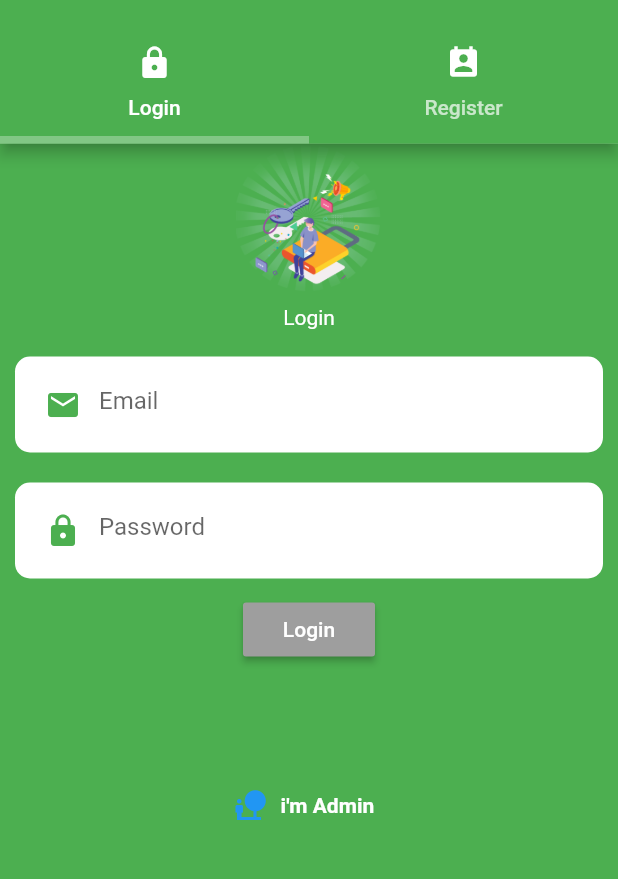
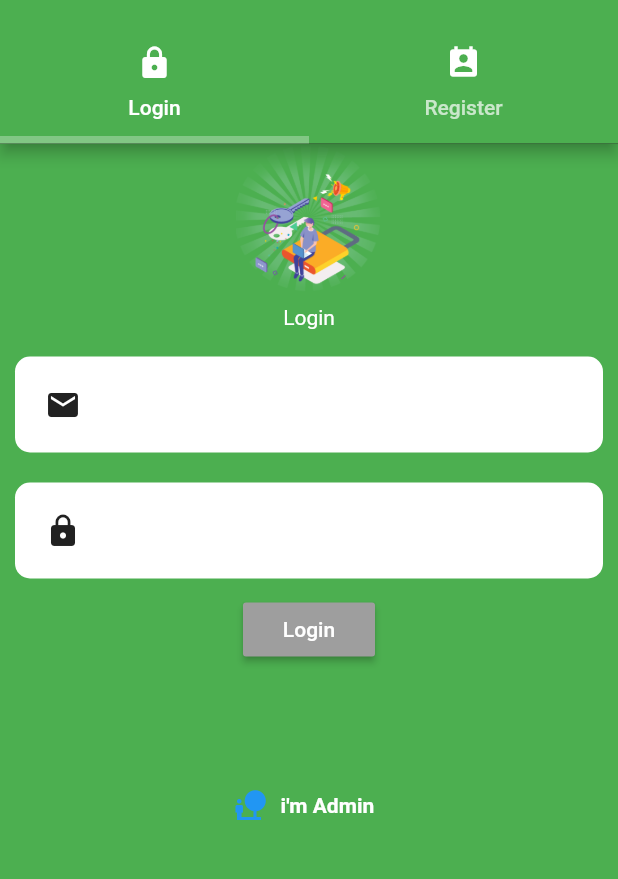
Before and after one commit to Ekmadish/MallX-courses_project-, a Flutter app: the screen it shows after launch, on a phone screen of 412 x 824 dp, the part 56-935 px from its top. Run offline on Flutter 3.47's test engine with Material 2 defaults, Android fonts, the phone set to English and light mode, and no system bars; our stand-ins replace cloud_firestore, firebase_auth, firebase_storage, fluttertoast, image_picker and 1 more; missing offline and left inert: dart:ffi; accounts and stored records are empty.

Commit message:
added dark switcher

```diff
--- a/lib/Store/Search.dart
+++ b/lib/Store/Search.dart
@@ -91,7 +91,7 @@ class _SearchProductState extends State<SearchProduct> {
   Future startSearching(String query) async {
     docList = Firestore.instance
         .collection("items")
-        .where("shortinfo", isGreaterThanOrEqualTo: query)
+        .where("shortinfo", isGreaterThanOrEqualTo: query.trim())
         .getDocuments();
   }
 }
--- /dev/null
+++ b/lib/Widgets/theme.dart
@@ -0,0 +1,55 @@
+import 'package:flutter/material.dart';
+import 'package:shared_preferences/shared_preferences.dart';
+
+ThemeData light = ThemeData(
+  brightness: Brightness.light,
+  primarySwatch: Colors.indigo,
+  accentColor: Colors.pink,
+  scaffoldBackgroundColor: Colors.white,
+);
+
+ThemeData dark = ThemeData(
+  brightness: Brightness.dark,
+  primarySwatch: Colors.indigo,
+  accentColor: Colors.pink,
+);
+
+class ThemeNotifire extends ChangeNotifier {
+  final String key = 'theme';
+  SharedPreferences _preferences;
+  bool _darkTheme;
+  bool get darkTheme => _darkTheme;
+
+  ThemeNotifire() {
+    _darkTheme = true;
+    _loadPrefs();
+  }
+
+  ToggleTheme() {
+    _darkTheme = !_darkTheme;
+    _savePrefs();
+    ChangeNotifier();
+    notifyListeners();
+  }
+
+  _initPrefs() async {
+    if (_preferences == null) {
+      _preferences = await SharedPreferences.getInstance();
+    }
+  }
+
+  _loadPrefs() async {
+    await _initPrefs();
+
+    _darkTheme = _preferences.getBool(key) ?? true;
+
+    notifyListeners();
+    ChangeNotifier();
+  }
+
+  _savePrefs() async {
+    await _initPrefs();
+
+    _preferences.setBool(key, _darkTheme);
+  }
+}
--- a/lib/main.dart
+++ b/lib/main.dart
@@ -4,6 +4,7 @@ import 'package:cloud_firestore/cloud_firestore.dart';
 import 'package:firebase_auth/firebase_auth.dart';
 import 'package:flutter/material.dart';
 import 'package:malX/Address/address.dart';
+import 'Widgets/theme.dart';
 import 'package:malX/Authentication/authenication.dart';
 import 'package:malX/Config/config.dart';
 import 'package:malX/Counters/ItemQuantity.dart';
@@ -28,19 +29,20 @@ class MyApp extends StatelessWidget {
   Widget build(BuildContext context) {
     return MultiProvider(
         providers: [
+          ChangeNotifierProvider(create: (c) => ThemeNotifire()),
           ChangeNotifierProvider(create: (c) => CartItemCounter()),
           ChangeNotifierProvider(create: (c) => ItemQuantityCounter()),
           ChangeNotifierProvider(create: (c) => AddressChanger()),
           ChangeNotifierProvider(create: (c) => TotalAmount()),
         ],
-      child: MaterialApp(
-          title: 'malX',
+        child: Consumer<ThemeNotifire>(
+          builder: (context, ThemeNotifire notifire, child) => MaterialApp(
+            title: 'mallX',
             debugShowCheckedModeBanner: false,
-          theme: ThemeData(
-            primaryColor: Colors.green,
+            theme: notifire.darkTheme ? dark : light,
+            home: SplashScreen(),
           ),
-          home: SplashScreen()),
-    );
+        ));
   }
 }
 
--- a/pubspec.yaml
+++ b/pubspec.yaml
@@ -36,10 +36,12 @@ dependencies:
   image_picker: ^0.6.3+1
   firebase_storage: ^3.1.1
   flutter_staggered_grid_view: ^0.3.0
-  provider: ^4.0.4
+  # provider: ^4.0.4
   path_provider: ^0.5.0+1
   image: ^2.0.7
   intl:
+  # provider: ^4.3.2+2
+  provider: ^4.3.2+2
 
 dev_dependencies:
   flutter_test:
```
Also changed, not shown: lib/Store/storehome.dart (+16 -4 lines), lib/Widgets/myDrawer.dart (+29 -12 lines). Lines whose indentation alone changed are shown as unchanged.
